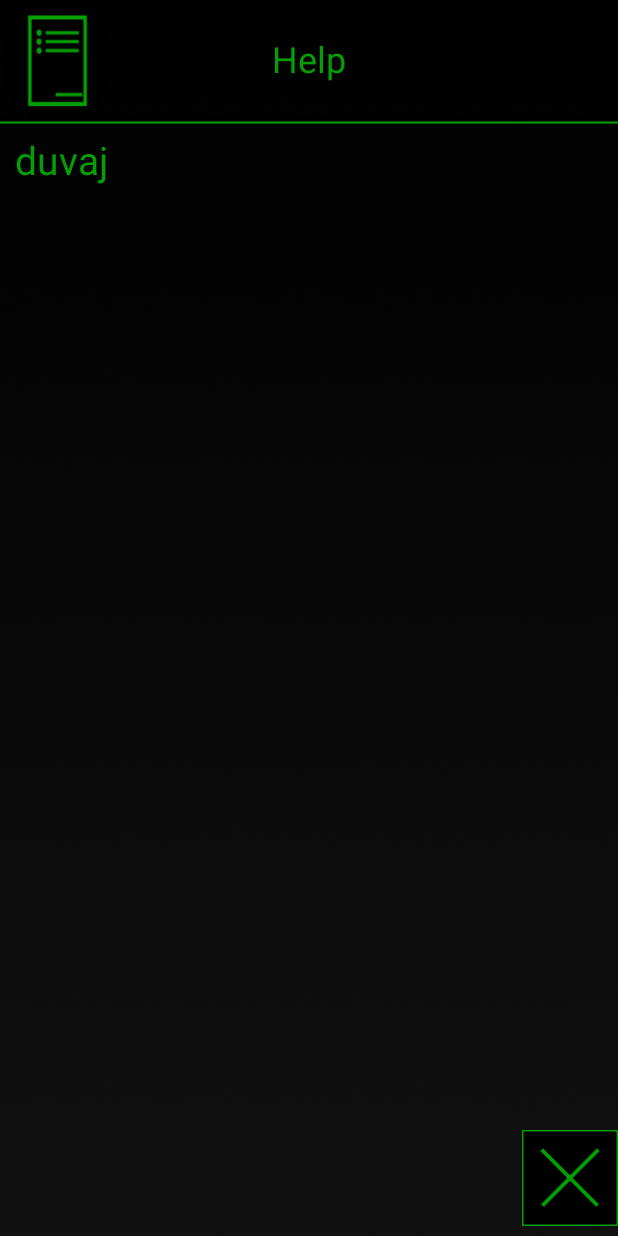
After one commit to Nikola-Mircic/mtsApp, an Android app: the layout help_popup.xml on its own in the app's theme, with its tools: preview values and no code run, on a phone screen of 412 x 824 dp. The commit adds this screen. Run offline under Robolectric (Android 15) with nearby library versions, the phone set to English and light mode, and no system bars.

Commit message:
Помоћ

```diff
--- a/app/src/main/java/com/app/mtsapp/Settings.java
+++ b/app/src/main/java/com/app/mtsapp/Settings.java
@@ -169,7 +169,7 @@
     @Override
     public void onBackPressed() {
         //Прикажи упозорење
-        InfoPopup infoPopup = new InfoPopup(Settings.this, false, false);
+        InfoPopup infoPopup = new InfoPopup(Settings.this, false, false, false);
         infoPopup.showDialog();
     }
 
--- /dev/null
+++ b/app/src/main/res/layout/help_popup.xml
@@ -0,0 +1,47 @@
+<?xml version="1.0" encoding="utf-8"?>
+<LinearLayout xmlns:android="http://schemas.android.com/apk/res/android"
+    xmlns:tools="http://schemas.android.com/tools"
+    android:layout_width="match_parent"
+    android:layout_height="match_parent"
+    android:background="@drawable/rulebook_background"
+    android:orientation="vertical"
+    android:weightSum="1">
+
+    <TextView
+        android:id="@+id/help"
+        android:layout_width="match_parent"
+        android:layout_height="0dp"
+        android:layout_weight="0.12"
+        android:gravity="center"
+        android:text="@string/help"
+        android:textSize="24sp" />
+
+    <TextView
+        android:id="@+id/rulebookText"
+        android:layout_width="wrap_content"
+        android:layout_height="100dp"
+        android:layout_weight="0.86"
+
+        android:padding="10dp"
+
+        android:scrollbars="vertical"
+        android:text="@string/helpText"
+        android:textSize="26sp" />
+
+    <ImageButton
+        android:id="@+id/cancelButton"
+        android:layout_width="64dp"
+        android:layout_height="64dp"
+
+        android:layout_gravity="end"
+        android:layout_weight="0.02"
+
+        android:adjustViewBounds="true"
+
+        android:background="#00FFFFFF"
+        android:contentDescription="@string/no"
+        android:scaleType="fitCenter"
+
+        android:src="@drawable/cross"
+        tools:ignore="RelativeOverlap" />
+</LinearLayout>
--- a/app/src/main/res/values/strings.xml
+++ b/app/src/main/res/values/strings.xml
@@ -21,7 +21,7 @@
     <string name="markerName">How do you want to call your current location?</string>
     <string name="info">Info</string>
     <string name="homeLocation">Is this your home location?</string>
-    <string name="rulebookTitle">Pandemic behaviour advice</string>
+    <string name="rulebookTitle">Behaviour advice</string>
     <string name="rulebookText">Wear a mask when with others or outside.\n\nDisinfect your hands after human contact.\n\nDisinfect your hands when changing locations.\n\nAvoid crowded places.\n\nKeep a distance of at least 2 meters with others.</string>
     <string name="setAppLanguage">Change the app\'s language</string>
     <string name="toggleNotifications">Toggle notifications</string>
@@ -34,4 +34,6 @@
     <string name="retryCurrentLocationToast">Current location not found, try again</string>
     <string name="gpsToast">GPS location is required for adding a new location</string>
     <string name="locationDeletedToast">Location deleted</string>
+    <string name="help">Help</string>
+    <string name="helpText">duvaj</string>
 </resources>
```
Also changed, not shown: app/src/main/java/com/app/mtsapp/InfoPopup.java (+22 -1 lines), app/src/main/java/com/app/mtsapp/MainActivity.java (+26 -5 lines), app/src/main/java/com/app/mtsapp/PlacesActivity.java (+11 -1 lines), app/src/main/java/com/app/mtsapp/location/service/Tracker.java (+8 -4 lines), app/src/main/res/layout/activity_places.xml (+12 -0 lines), 57 other files.
